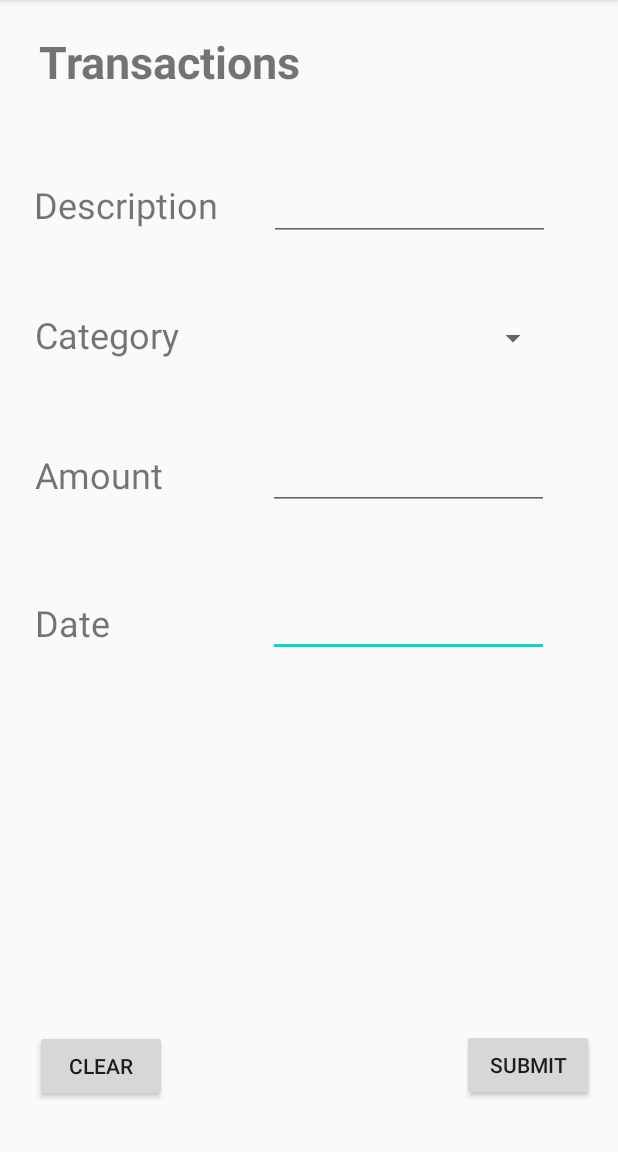
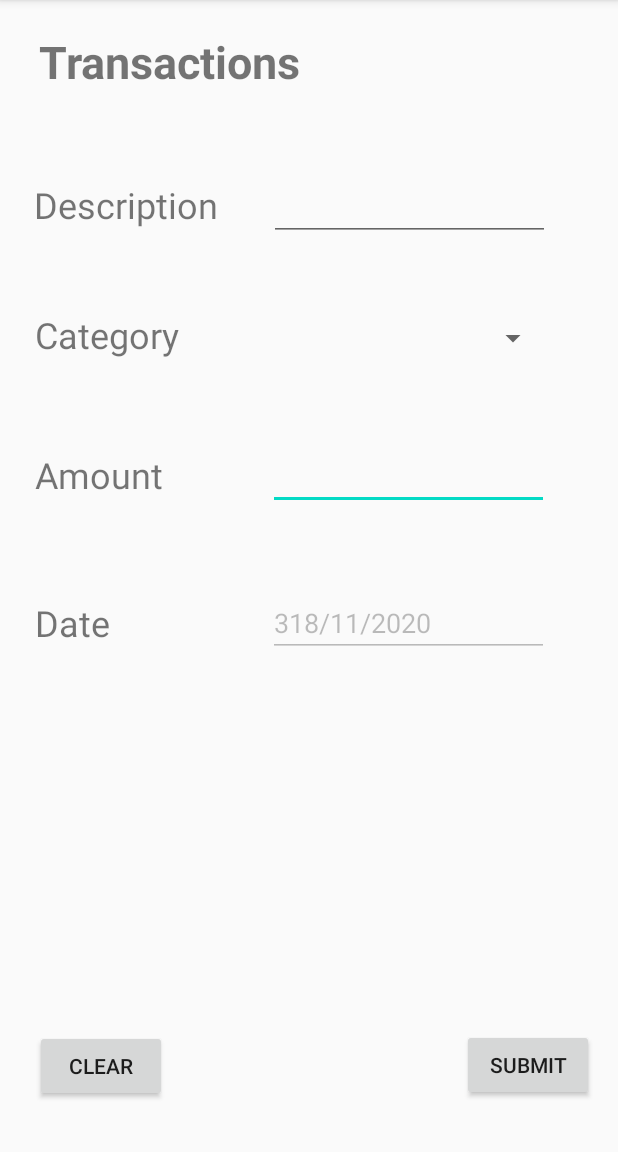
Before and after one commit to taypham/Android-app-personal-finance, an Android app: the TransactionsActivity screen opened directly, with no data from a screen before it, on a phone screen of 412 x 824 dp, the part 84-1236 px from its top. Run offline under Robolectric (Android 15) with nearby library versions, the phone set to English and light mode, and no system bars.

Commit message:
Design updated with description

```diff
--- a/app/src/main/java/com/example/budgetappfinal/TransactionsActivity.java
+++ b/app/src/main/java/com/example/budgetappfinal/TransactionsActivity.java
@@ -15,14 +15,90 @@ import java.text.SimpleDateFormat;
 import java.util.ArrayList;
 import java.util.Date;
 
+/*
+import wallyson.com.br.mypocket.presenter.SpendingActivityPresenter;
+import wallyson.com.br.mypocket.presenter.SpendingInterface;*/
+
 public class TransactionsActivity extends AppCompatActivity {
-    private EditText Description,amount, actualDate;
+    private EditText description, amount, actualDate;
     private Spinner spCategory;
     private Button btnClear, btnSubmit;
     private Date date;
+
     @Override
     protected void onCreate(Bundle savedInstanceState) {
         super.onCreate(savedInstanceState);
         setContentView(R.layout.activity_transactions);
+
+        description = (EditText) findViewById(R.id.editTextDescription);
+        amount = (EditText) findViewById(R.id.editTextAmount);
+        actualDate = (EditText) findViewById(R.id.editTextDate);
+        spCategory = (Spinner) findViewById(R.id.spCategory);
+        btnClear = (Button) findViewById(R.id.btnClear);
+        btnSubmit = (Button) findViewById(R.id.btnSubmit);
+
+        date = new Date(System.currentTimeMillis());
+        SimpleDateFormat Dt = new SimpleDateFormat("DD/MM/YYYY");
+        actualDate.setText(Dt.format(date));
+        actualDate.setEnabled(false);
+
+        /*btnClear.setOnClickListener(new View.OnClickListener() {
+            @Override
+            public void onClick(View v) {
+                clean();
+            }
+        });
+
+        btnSubmit.setOnClickListener(new View.OnClickListener() {
+            @Override
+            public void onClick(View v) {
+                if ( mPresenter.spendingRegistration() )
+                    finish();
+            }
+        });
+
+        public void clear() {
+            description.requestFocus();
+            description.setText(null);
+            amount.setText(null);
+            actualDate.setText(null);
+            spCategory.setSelection(0);
+        }
+        public void CategorySpinner() {
+            final String[] Category = {
+
+
+            };
+            ArrayAdapter<String> adapter = new ArrayAdapter<String>(getApplicationContext(), android.R.layout.simple_spinner_item, Category);
+            adapter.setDropDownViewResource(android.R.layout.simple_spinner_dropdown_item);
+            spCategory.setAdapter(adapter);
+
+        }
+        public String getDescription() {
+            return description.getText().toString();
+        }
+
+        public String getAmount() {
+            return amount.getText().toString();
+        }
+
+        public String getEmissionDate() {
+            return actualDate.getText().toString();
+        }
+
+        public String getCategory() {
+            return spCategory.getSelectedItem().toString();
+        }
+        public void successfullyInserted() {
+            Toast.makeText(SpendingActivity.this, getResources().getString(R.string.successfully_registration), Toast.LENGTH_SHORT).show();
+        }
+
+        public void databaseInsertError() {
+            Toast.makeText(SpendingActivity.this, getResources().getString(R.string.database_insert_error), Toast.LENGTH_SHORT).show();
+        }
+
+        public void registrationError() {
+            Toast.makeText(SpendingActivity.this, getResources().getString(R.string.registration_error), Toast.LENGTH_SHORT).show();
+        }*/
     }
 }
--- a/app/src/main/res/layout/activity_transactions.xml
+++ b/app/src/main/res/layout/activity_transactions.xml
@@ -77,7 +77,7 @@
         app:layout_constraintVertical_bias="0.548" />
 
     <Spinner
-        android:id="@+id/spinnerCategory"
+        android:id="@+id/spCategory"
         android:layout_width="187dp"
         android:layout_height="40dp"
         android:dropDownWidth="wrap_content"
@@ -127,7 +127,7 @@
         app:layout_constraintVertical_bias="0.953" />
 
     <EditText
-        android:id="@+id/editTextNumber"
+        android:id="@+id/editTextAmount"
         android:layout_width="187dp"
         android:layout_height="40dp"
         android:ems="10"
```
